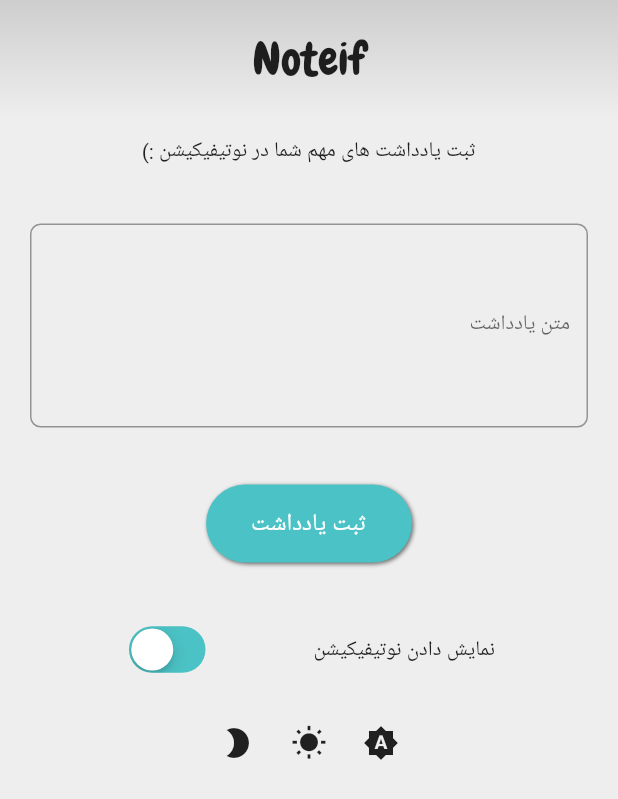
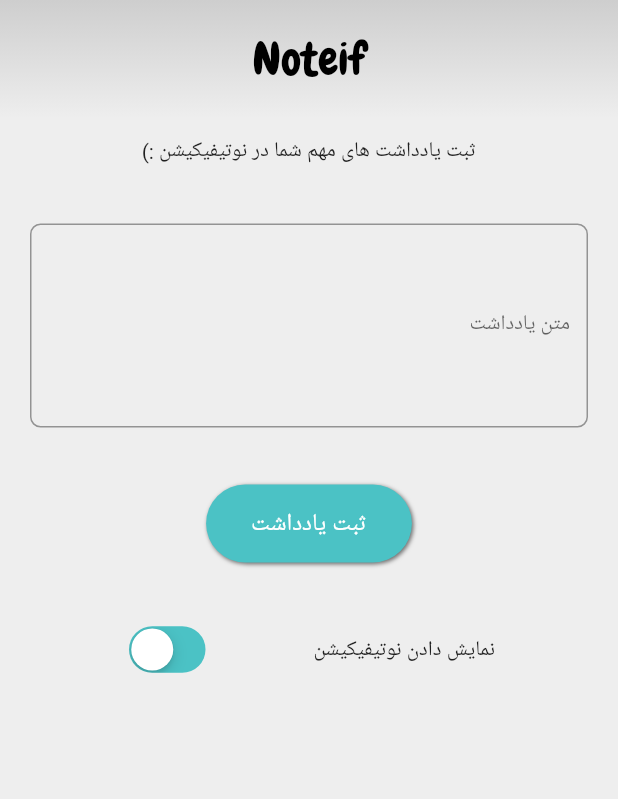
Before and after one commit to Move37-Team/noteif, a Flutter app: the screen it shows after launch, on a phone screen of 412 x 824 dp. Shown: the top 799 px of the screen. Run offline on Flutter 3.47's test engine with Material 2 defaults, Android fonts, the light colour scheme and no system bars; our stand-ins replace flutter_local_notifications, shared_preferences; Roboto replaces fonts that are missing (IRANSansMobile).

Commit message:
Revert "Add dark-theme and settings related to it"
This reverts commit 0bdcc82ff218a4bb2a8cad75cecb6b7c6b60792d.

```diff
--- a/lib/main.dart
+++ b/lib/main.dart
@@ -7,10 +7,6 @@
 import 'package:noteif/helper/colors.dart';
 import 'package:noteif/helper/utils.dart';
 import 'package:shared_preferences/shared_preferences.dart';
-import 'theme/themeModeChanger.dart';
-import 'package:provider/provider.dart';
-
-import 'helper/colors.dart';
 
 void main() {
   runApp(MyApp());
@@ -19,19 +15,6 @@
 class MyApp extends StatelessWidget {
   @override
   Widget build(BuildContext context) {
-    return ChangeNotifierProvider<ThemeModeChanger>(
-          create: (_) => ThemeModeChanger(ThemeMode.system),
-          child: MaterialAppWithThemeMode(),
-    );
-  }
-}
-
-class MaterialAppWithThemeMode extends StatelessWidget {
-
-  @override
-  Widget build(BuildContext context) {
-    final themeMode = Provider.of<ThemeModeChanger>(context);
-
     return MaterialApp(
       localizationsDelegates: [
         GlobalMaterialLocalizations.delegate,
@@ -42,15 +25,7 @@
         Locale("fa", "IR"),
       ],
       theme: ThemeData(
-      fontFamily: 'IRANSansMobile',
-      primaryColor: AppColors.bondiBlue,
-      scaffoldBackgroundColor: AppColors.whiteSmoke
-      ),
-        darkTheme: ThemeData(
-          fontFamily: 'IRANSansMobile',
-          brightness: Brightness.dark
-        ),
-        themeMode: themeMode.getThemeMode(),
+          fontFamily: 'IRANSansMobile', primaryColor: AppColors.bondiBlue),
       locale: Locale("fa", "IR"),
 //      navigatorObservers: <NavigatorObserver>[observer],
       home: HomePage(),
@@ -119,26 +94,20 @@
 
   @override
   Widget build(BuildContext context) {
-
-    ThemeModeChanger _themeModeChanger = Provider.of<ThemeModeChanger>(context);
-
     final noteTextBox = Container(
-      decoration: Theme.of(context).brightness == Brightness.light
-        ? BoxDecoration(
-          gradient:  LinearGradient(
+      decoration: BoxDecoration(
+          gradient: LinearGradient(
         begin: Alignment.topCenter,
         end: Alignment.bottomCenter,
         colors: [AppColors.veryLightGray, AppColors.whiteSmoke],
-          )
-      )
-      : BoxDecoration(color: Colors.grey[850])
-      ,
+      )),
       width: double.infinity,
       padding: const EdgeInsets.all(20.0),
       child: Text(
         'Noteif',
         style: TextStyle(
           fontFamily: 'Chewy',
+          color: Colors.black,
           fontSize: 30.0,
         ),
         textAlign: TextAlign.center,
@@ -202,27 +171,8 @@
       child: Center(child: materialButton('ثبت یادداشت', setNote)),
     );
 
-
-    final themeModeSetting = Row(
-      mainAxisAlignment: MainAxisAlignment.center,
-      children: <Widget>[
-        IconButton(
-          icon: Icon(Icons.brightness_auto),
-          onPressed: () => _themeModeChanger.setThemeMode(ThemeMode.system),
-        ),
-        IconButton(
-          icon: Icon(Icons.wb_sunny),
-          onPressed: () => _themeModeChanger.setThemeMode(ThemeMode.light),
-        ),
-        IconButton(
-          icon: Icon(Icons.brightness_2),
-          onPressed: () => _themeModeChanger.setThemeMode(ThemeMode.dark),
-        ),
-
-      ],
-    );
-
     return Scaffold(
+      backgroundColor: AppColors.whiteSmoke,
 //      appBar: emptyAppbar(),
       body: SafeArea(
         child: Container(
@@ -236,7 +186,6 @@
                 noteTextField,
                 saveNoteButton,
                 showNotificationWidgets,
-                themeModeSetting,
               ],
             ),
           ),
--- a/lib/theme/themeModeChanger.dart
+++ /dev/null
@@ -1,16 +0,0 @@
-import 'package:flutter/material.dart';
-
-class ThemeModeChanger with ChangeNotifier{
-
-  ThemeMode _themeMode;
-
-  ThemeModeChanger(this._themeMode);
-
-  getThemeMode() => _themeMode;
-  setThemeMode(ThemeMode themeMode){
-    _themeMode = themeMode;
-
-    notifyListeners();
-
-  }
-}
--- a/pubspec.yaml
+++ b/pubspec.yaml
@@ -28,7 +28,6 @@
   # The following adds the Cupertino Icons font to your application.
   # Use with the CupertinoIcons class for iOS style icons.
   cupertino_icons: ^0.1.3
-  provider:
 
 dev_dependencies:
   flutter_test:
```
Also changed, not shown: pubspec.lock. Lines whose indentation alone changed are shown as unchanged.
